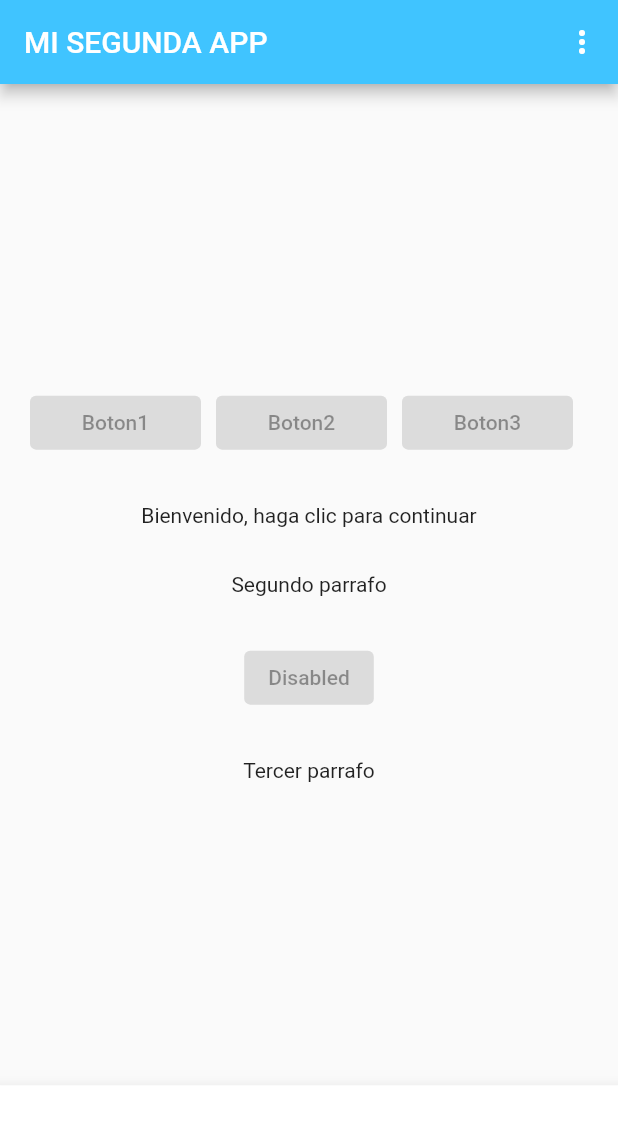
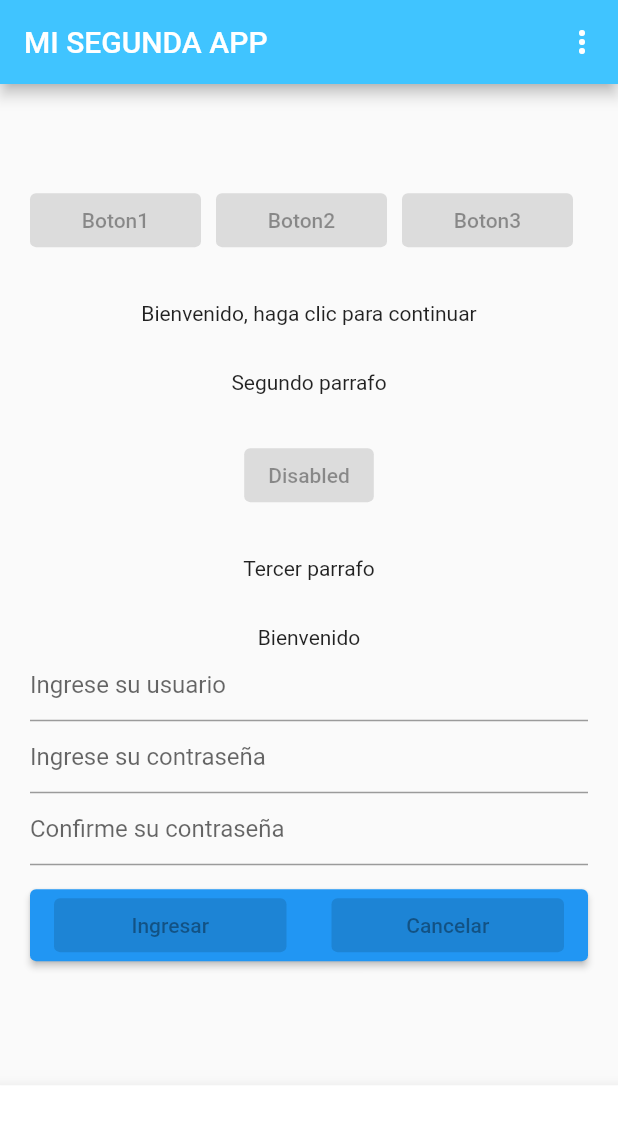
Before and after one commit to SantiagoTituania/my_app_flutter_2, a Flutter app: the screen it shows after launch, on a phone screen of 412 x 824 dp. Shown: the top 1124 px of the screen. Run offline on Flutter 3.47's test engine with Material 2 defaults, Android fonts, the phone set to English and light mode, and no system bars.

Commit message:
Creacion de formulario

```diff
--- a/lib/screens/home_screen.dart
+++ b/lib/screens/home_screen.dart
@@ -1,6 +1,7 @@
 import 'package:flutter/material.dart';
 
 class HomeScreen extends StatelessWidget{
+  //final GlobalKey<FormState> _formKey = GlobalKey<FormState>();
   @override
   Widget build(Object context) {
     return Scaffold(
@@ -53,6 +54,7 @@ class HomeScreen extends StatelessWidget{
             child: Column(
               mainAxisAlignment: MainAxisAlignment.center,
               crossAxisAlignment: CrossAxisAlignment.center,
+
               children: [
                 Row(
                   children: const[
@@ -84,11 +86,85 @@ class HomeScreen extends StatelessWidget{
               onPressed: null,
               child: const Text('Disabled'),
             ),
-              SizedBox(height: 30,),
-                Text("Tercer parrafo")],
+              const SizedBox(height: 30,),
+               const  Text("Tercer parrafo"),
+
+               const SizedBox(height: 30,),
+
+               const Text("Bienvenido"),
+              // key: _formKey,
+               TextFormField(
+              decoration: const InputDecoration(
+              hintText: 'Ingrese su usuario',
+
+            ),
+
+
+             validator: (String? value) {
+              if (value == null || value.isEmpty) {
+                return 'Por favor ingrese nuevamente su Usuario';
+              }
+              return null;
+            },),
+            TextFormField(
+              decoration: const InputDecoration(
+              hintText: 'Ingrese su contraseña',
+
+            ),
+
+
+             validator: (String? value) {
+              if (value == null || value.isEmpty) {
+                return 'Por favor ingrese su contraseña';
+              }
+              return null;
+            },),
+            TextFormField(
+              decoration: const InputDecoration(
+              hintText: 'Confirme su contraseña',
+
+            ),
+
+
+             validator: (String? value) {
+              if (value == null || value.isEmpty) {
+                return 'Por favor ingrese nuevamente su contraseña';
+              }
+              return null;
+            },),
+            Padding(
+            padding: const EdgeInsets.symmetric(vertical: 16.0),
+            child: ElevatedButton(
+              onPressed: () {
+                // Validate will return true if the form is valid, or false if
+                // the form is invalid.
+
+              },
+              //child: const Text('Ingresar'),
+              child: Row(
+                children: const[
+                  Expanded(child: ElevatedButton(
+                    onPressed: null,
+                    child:  Text("Ingresar")),
+                    ),
+                    SizedBox(width: 30,),
+                    Expanded(child: ElevatedButton(
+                    onPressed: null,
+                    child:  Text("Cancelar")),
+                    ),
+
+                ],
+              ),
+
 
 
             ),
+          ),
+           ],
+
+
+            ),
+
             ),
         ),
         bottomNavigationBar: BottomAppBar(
```
